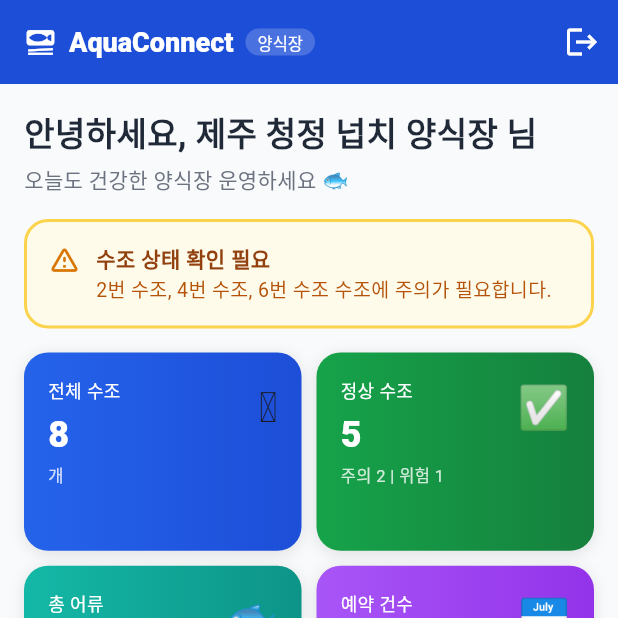
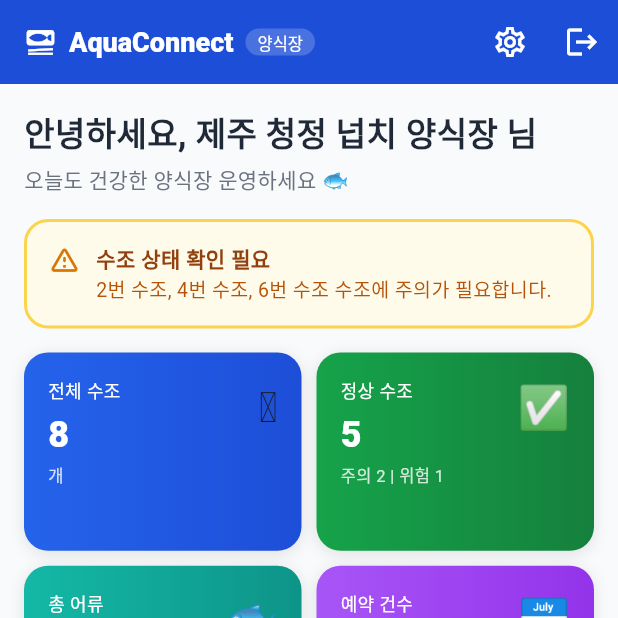
Before and after one commit to AlphaXen/aquaconnect_mobile, a Flutter app: the screen it shows after launch, after a tap on "양식장 관리자", on a phone screen of 412 x 824 dp, the top half of it. Run offline on Flutter 3.47's test engine with Material 3 defaults, Android fonts, the phone set to English and light mode, and no system bars; accounts and stored records are empty; Roboto replaces fonts that are missing (pretendard).

Commit message:
update DarkMode

```diff
--- a/lib/main.dart
+++ b/lib/main.dart
@@ -22,14 +22,29 @@ class AquaConnectApp extends StatelessWidget {
 
   @override
   Widget build(BuildContext context) {
+    final themeMode = context.watch<AppProvider>().themeMode;
     return MaterialApp(
       title: 'AquaConnect',
       debugShowCheckedModeBanner: false,
+      themeMode: themeMode,
       theme: ThemeData(
         colorScheme: ColorScheme.fromSeed(seedColor: const Color(0xFF2563EB)),
         useMaterial3: true,
         fontFamily: 'pretendard',
         scaffoldBackgroundColor: const Color(0xFFF9FAFB),
+        navigationBarTheme: NavigationBarThemeData(
+          labelTextStyle: WidgetStateProperty.all(
+            const TextStyle(fontSize: 11, fontWeight: FontWeight.w600),
+          ),
+        ),
+      ),
+      darkTheme: ThemeData(
+        colorScheme: ColorScheme.fromSeed(
+          seedColor: const Color(0xFF2563EB),
+          brightness: Brightness.dark,
+        ),
+        useMaterial3: true,
+        fontFamily: 'pretendard',
         navigationBarTheme: NavigationBarThemeData(
           labelTextStyle: WidgetStateProperty.all(
             const TextStyle(fontSize: 11, fontWeight: FontWeight.w600),
--- a/lib/providers/app_provider.dart
+++ b/lib/providers/app_provider.dart
@@ -5,6 +5,7 @@ import '../data/mock_data.dart';
 class AppProvider extends ChangeNotifier {
   AppUser? _currentUser;
   bool _isLoggedIn = false;
+  ThemeMode _themeMode = ThemeMode.system;
   List<Tank> _tanks = List.from(mockTanks);
   List<Reservation> _reservations = List.from(mockReservations);
   final List<Product> _products = List.from(mockProducts);
@@ -13,6 +14,7 @@ class AppProvider extends ChangeNotifier {
 
   AppUser? get currentUser => _currentUser;
   bool get isLoggedIn => _isLoggedIn;
+  ThemeMode get themeMode => _themeMode;
   List<Tank> get tanks => _tanks;
   List<Reservation> get reservations => _reservations;
   List<Product> get products => _products;
@@ -28,6 +30,11 @@ class AppProvider extends ChangeNotifier {
   void logout() {
     _currentUser = null;
     _isLoggedIn = false;
+    notifyListeners();
+  }
+
+  void setThemeMode(ThemeMode mode) {
+    _themeMode = mode;
     notifyListeners();
   }
 
--- a/lib/screens/center/center_main_screen.dart
+++ b/lib/screens/center/center_main_screen.dart
@@ -2,6 +2,7 @@ import 'package:flutter/material.dart';
 import 'package:provider/provider.dart';
 import '../../providers/app_provider.dart';
 import '../../widgets/app_toast.dart';
+import '../../widgets/settings_bottom_sheet.dart';
 import 'center_dashboard_screen.dart';
 import 'reservation_management_screen.dart';
 import 'inventory_screen.dart';
@@ -44,6 +45,11 @@ class _CenterMainScreenState extends State<CenterMainScreen> {
           ],
         ),
         actions: [
+          IconButton(
+            icon: const Icon(Icons.settings_outlined),
+            onPressed: () => showSettingsBottomSheet(context),
+            tooltip: '설정',
+          ),
           IconButton(icon: const Icon(Icons.logout), onPressed: _logout, tooltip: '로그아웃'),
         ],
       ),
--- a/lib/screens/farm/farm_main_screen.dart
+++ b/lib/screens/farm/farm_main_screen.dart
@@ -2,6 +2,7 @@ import 'package:flutter/material.dart';
 import 'package:provider/provider.dart';
 import '../../providers/app_provider.dart';
 import '../../widgets/app_toast.dart';
+import '../../widgets/settings_bottom_sheet.dart';
 import 'farm_dashboard_screen.dart';
 import 'tank_management_screen.dart';
 import 'reservation_screen.dart';
@@ -49,6 +50,11 @@ class _FarmMainScreenState extends State<FarmMainScreen> {
         ),
         actions: [
           IconButton(
+            icon: const Icon(Icons.settings_outlined),
+            onPressed: () => showSettingsBottomSheet(context),
+            tooltip: '설정',
+          ),
+          IconButton(
             icon: const Icon(Icons.logout),
             onPressed: _logout,
             tooltip: '로그아웃',
```
Also changed, not shown: lib/widgets/settings_bottom_sheet.dart (added, +94 -0 lines), .claude/settings.local.json.
